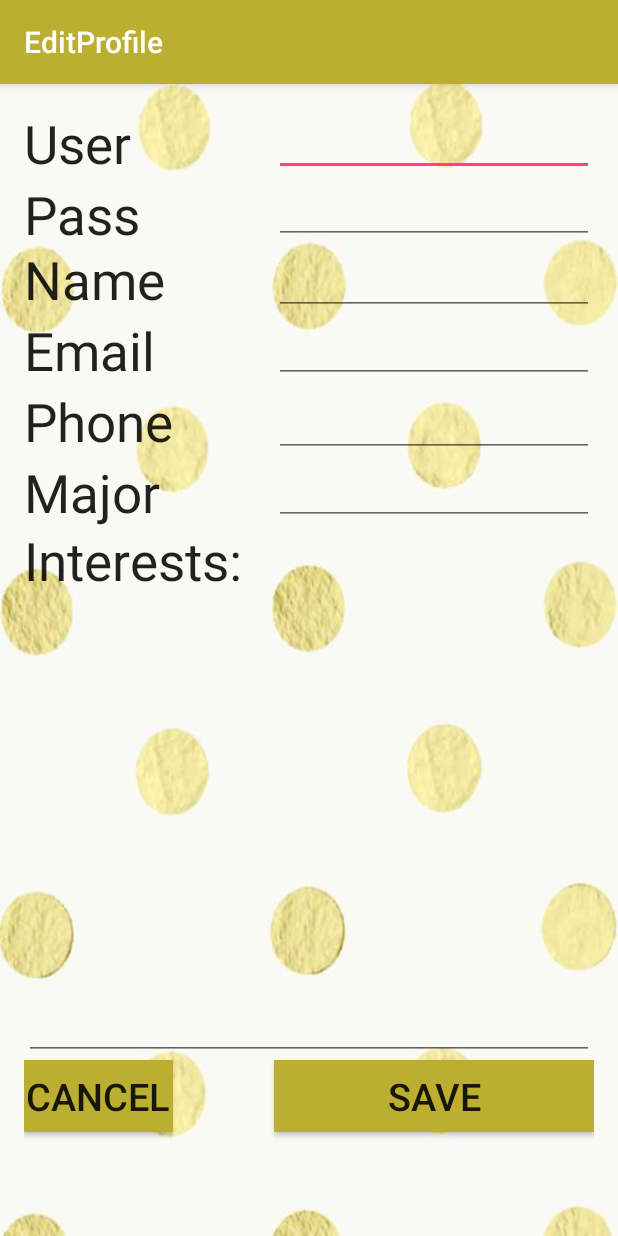
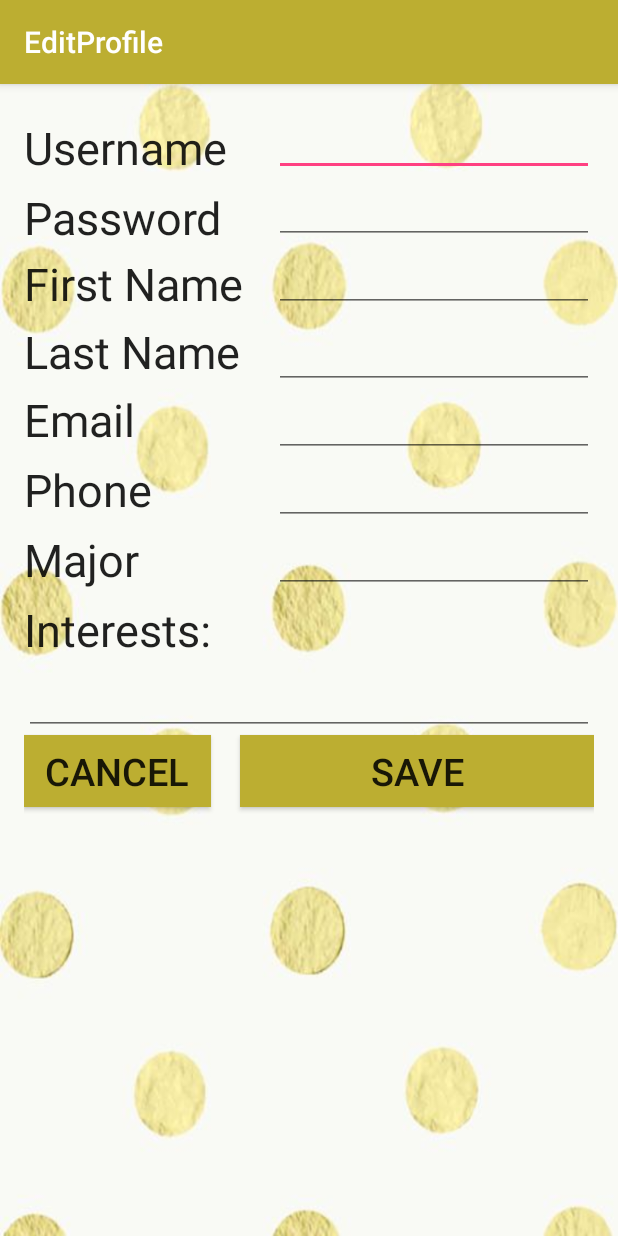
Before and after one commit to PolkaDot/PolkaDotMovies, an Android app: the EditProfile screen opened directly, with no data from a screen before it, on a phone screen of 412 x 824 dp. Run offline under Robolectric (Android 15) with nearby library versions, the phone set to English and light mode, and no system bars; 8 statements that could not run were skipped.

Commit message:
changed register to include first and last name, restriction for email changed edit profile to include first and last name, restriction for email

```diff
--- a/app/src/main/java/com/polka/pdm/EditProfile.java
+++ b/app/src/main/java/com/polka/pdm/EditProfile.java
@@ -21,7 +21,8 @@ import android.widget.Toast;
 
      EditText username;
      EditText pass;
-     EditText name;
+     EditText firstname;
+     EditText lastname;
      EditText email;
      EditText major;
      EditText phone;
@@ -46,12 +47,15 @@ import android.widget.Toast;
         } else {
             user = savedInstanceState.getParcelable("user");
         }
-        Toast.makeText(this, user.toString(), Toast.LENGTH_SHORT).show();
+        if (user!=null) {
+            Toast.makeText(this, user.toString(), Toast.LENGTH_SHORT).show();
+        }
 
         // get edit text fields
         username = (EditText)findViewById(R.id.UserTextField); //TODO: DECIDE WHETHER USER CAN CHANGE USERNAME
         pass = (EditText)findViewById(R.id.PassTextField);
-        name = (EditText)findViewById(R.id.NameTextField);
+        firstname = (EditText)findViewById(R.id.FirstNameTextField);
+        lastname = (EditText)findViewById(R.id.LastNameTextField);
         email = (EditText)findViewById(R.id.EmailTextField);
         major = (EditText)findViewById(R.id.MajorTextField);
         phone = (EditText)findViewById(R.id.PhoneTextField);
@@ -60,7 +64,8 @@ import android.widget.Toast;
         // Set all the text fields with user data
         username.setText(user.username);
         pass.setText(user.password);
-        name.setText(user.firstName);
+        firstname.setText(user.firstName);
+        lastname.setText(user.lastName);
         email.setText(user.email);
         major.setText(user.major);
         phone.setText(user.phone);
@@ -78,15 +83,21 @@ import android.widget.Toast;
 
         String aUsername = username.getText().toString();
         String aPassword = pass.getText().toString();
-        String aName = name.getText().toString();
+        String aFirstName = firstname.getText().toString();
+        String aLastName = lastname.getText().toString();
         String aEmail = email.getText().toString();
         String aPhone = phone.getText().toString();
         String aMajor = major.getText().toString();
         String aInterest = interests.getText().toString();
 
 
-        if (aUsername.length() == 0 || aPassword.length() == 0 || aEmail.length() == 0 || aPassword.length() == 0) {
-            Toast.makeText(this, "All fields must be filled!", Toast.LENGTH_SHORT).show();
+        if (aFirstName.length() == 0 || aLastName.length() == 0 || aUsername.length() == 0 || aEmail.length() == 0 || aPassword.length() == 0) {
+            Toast.makeText(this, "First Name, Last Name, Username, Password, and Email must all be filled!", Toast.LENGTH_SHORT).show();
+            return;
+        }
+
+        if (!aEmail.contains("@")) {
+            Toast.makeText(this, "Must have valid email", Toast.LENGTH_SHORT).show();
             return;
         }
 
@@ -102,7 +113,7 @@ import android.widget.Toast;
 
         // insert updated user info into database TODO: Check if user is already in database
         repo.updateProfile(user.username, username.getText().toString(), pass.getText().toString(),
-                name.getText().toString(), email.getText().toString(), phone.getText().toString(),
+                firstname.getText().toString(),lastname.getText().toString(), email.getText().toString(), phone.getText().toString(),
                 major.getText().toString(), interests.getText().toString());
         // update current User instance (I believe this is unchanged at this point)
         user = repo.getUserByUsername(user.username);
--- a/app/src/main/java/com/polka/pdm/RegistrationPage.java
+++ b/app/src/main/java/com/polka/pdm/RegistrationPage.java
@@ -12,7 +12,7 @@ import android.widget.Toast;
 public class RegistrationPage extends AppCompatActivity {
 
     EditText editTextFirstName;
-    // EditText editTextLastName; TODO: add this into registration page
+    EditText editTextLastName;
     EditText editTextUserName;
     EditText editTextEmail;
     EditText editTextPassword;
@@ -27,6 +27,7 @@ public class RegistrationPage extends AppCompatActivity {
 
         // Get EditText fields
         editTextFirstName = (EditText) findViewById(R.id.editTextFirstName);
+        editTextLastName = (EditText) findViewById(R.id.editTextLastName);
         editTextUserName = (EditText) findViewById(R.id.editTextUserName);
         editTextEmail = (EditText) findViewById(R.id.editTextEmail);
         editTextPassword = (EditText) findViewById(R.id.editTextPassword);
@@ -59,12 +60,18 @@ public class RegistrationPage extends AppCompatActivity {
         Log.d("Register", "Register Button Pressed");
 
         String aFirstName = editTextFirstName.getText().toString();
+        String aLastName = editTextLastName.getText().toString();
         String aUsername = editTextUserName.getText().toString();
         String aEmail = editTextEmail.getText().toString();
         String aPassword = editTextPassword.getText().toString();
 
-        if (aFirstName.length() == 0 || aUsername.length() == 0 || aEmail.length() == 0 || aPassword.length() == 0) {
-            Toast.makeText(this, "Name, username, password, and email must all be filled!", Toast.LENGTH_SHORT).show();
+        if (aFirstName.length() == 0 || aLastName.length() == 0 || aUsername.length() == 0 || aEmail.length() == 0 || aPassword.length() == 0) {
+            Toast.makeText(this, "First Name, Last Name, Username, Password, and Email must all be filled!", Toast.LENGTH_SHORT).show();
+            return;
+        }
+
+        if (!aEmail.contains("@")) {
+            Toast.makeText(this, "Must have valid email", Toast.LENGTH_SHORT).show();
             return;
         }
 
@@ -73,6 +80,7 @@ public class RegistrationPage extends AppCompatActivity {
         User user = new User();
 
         user.firstName = aFirstName;
+        user.lastName = aLastName;
         user.username = aUsername;
         user.email = aEmail;
         user.password = aPassword;
--- a/app/src/main/java/com/polka/pdm/UserRepo.java
+++ b/app/src/main/java/com/polka/pdm/UserRepo.java
@@ -86,11 +86,12 @@ public class UserRepo {
         return user;
     }
 
-    public void updateProfile(String user, String newuser, String pass, String name, String email, String phone, String major, String interests) {
+    public void updateProfile(String user, String newuser, String pass, String firstname, String lastname, String email, String phone, String major, String interests) {
         // TODO: not sure about efficiency writing to databases many times
         setUsername(user, newuser);
         setPass(user, pass);
-        setName(user, name);
+        setFirstName(user, firstname);
+        setLastName(user,lastname);
         setEmail(user, email);
         setPhone(user, phone);
         setMajor(user, major);
@@ -113,13 +114,29 @@ public class UserRepo {
         db.close();
     }
 
-    public void setName(String user, String name) {
+    public void setFirstName(String user, String name) {
 
         // open connection to write data
         SQLiteDatabase db = dbHelper.getWritableDatabase();
 
         ContentValues values = new ContentValues();
         values.put(User.KEY_firstName, name);
+        // creates where and where arguments
+        String where = User.KEY_username + " = ?";
+        String[] whereArgs = {user};
+
+        // update
+        int numberRowsUpdated = db.update(User.TABLE, values, where, whereArgs);
+        db.close();
+    }
+
+    public void setLastName(String user, String name) {
+
+        // open connection to write data
+        SQLiteDatabase db = dbHelper.getWritableDatabase();
+
+        ContentValues values = new ContentValues();
+        values.put(User.KEY_lastName, name);
         // creates where and where arguments
         String where = User.KEY_username + " = ?";
         String[] whereArgs = {user};
--- a/app/src/main/res/layout/content_edit_profile.xml
+++ b/app/src/main/res/layout/content_edit_profile.xml
@@ -17,9 +17,85 @@
         android:layout_width="wrap_content"
         android:layout_height="wrap_content"
         android:id="@+id/UserTextField"
+        android:ems="10"
         android:layout_alignParentTop="true"
         android:layout_alignParentEnd="true"
-        android:layout_alignStart="@+id/NameTextField" />
+        android:layout_alignStart="@+id/FirstNameTextField"
+        android:textAlignment="viewEnd" />
+    <TextView
+        android:layout_width="wrap_content"
+        android:layout_height="wrap_content"
+        android:textAppearance="?android:attr/textAppearanceLarge"
+        android:text="Username"
+        android:id="@+id/UserNameLabel"
+        android:layout_alignParentTop="true"
+        android:layout_alignParentStart="true"
+        android:textSize="30dp"
+        android:layout_marginTop="6dp"/>
+
+    <TextView
+        android:layout_width="wrap_content"
+        android:layout_height="wrap_content"
+        android:textAppearance="?android:attr/textAppearanceLarge"
+        android:text="Password"
+        android:id="@+id/PasswordLabel"
+        android:textSize="30dp"
+        android:gravity="left"
+        android:layout_below="@+id/UserNameLabel"
+        android:layout_alignParentStart="true"
+        android:password="false"
+        android:layout_marginTop="6dp" />
+    <EditText
+        android:layout_width="wrap_content"
+        android:layout_height="wrap_content"
+        android:inputType="textPassword"
+        android:ems="10"
+        android:id="@+id/PassTextField"
+        android:layout_below="@+id/UserTextField"
+        android:layout_alignParentEnd="true"
+        android:textAlignment="viewEnd" />
+
+    <TextView
+        android:layout_width="wrap_content"
+        android:layout_height="wrap_content"
+        android:textAppearance="?android:attr/textAppearanceLarge"
+        android:text="First Name"
+        android:id="@+id/FirstNameLabel"
+        android:textSize="30dp"
+        android:layout_gravity="left"
+        android:layout_below="@+id/PassTextField"
+        android:layout_marginTop="6dp"
+        android:layout_alignParentStart="true" />
+    <EditText
+        android:layout_width="wrap_content"
+        android:layout_height="wrap_content"
+        android:inputType="textPersonName"
+        android:ems="10"
+        android:id="@+id/FirstNameTextField"
+        android:layout_below="@+id/PassTextField"
+        android:layout_alignParentEnd="true"
+        android:textAlignment="viewEnd" />
+
+    <TextView
+        android:layout_width="wrap_content"
+        android:layout_height="wrap_content"
+        android:textAppearance="?android:attr/textAppearanceLarge"
+        android:text="Last Name"
+        android:id="@+id/LastNameLabel"
+        android:textSize="30dp"
+        android:layout_gravity="left"
+        android:layout_marginTop="6dp"
+        android:layout_below="@+id/FirstNameTextField"
+        android:layout_alignParentStart="true" />
+    <EditText
+        android:layout_width="wrap_content"
+        android:layout_height="wrap_content"
+        android:inputType="textPersonName"
+        android:ems="10"
+        android:id="@+id/LastNameTextField"
+        android:layout_alignTop="@+id/LastNameLabel"
+        android:layout_alignParentEnd="true"
+        android:textAlignment="viewEnd" />
 
     <TextView
         android:layout_width="wrap_content"
@@ -27,51 +103,20 @@
         android:textAppearance="?android:attr/textAppearanceLarge"
         android:text="Email"
         android:id="@+id/emailLabel"
-        android:textSize="35dp"
+        android:textSize="30dp"
         android:layout_gravity="left"
-        android:layout_below="@+id/NameTextField"
+        android:layout_below="@+id/LastNameTextField"
         android:layout_alignParentStart="true" />
-
     <EditText
         android:layout_width="wrap_content"
         android:layout_height="wrap_content"
         android:inputType="textEmailAddress"
         android:ems="10"
         android:id="@+id/EmailTextField"
-        android:layout_alignTop="@+id/emailLabel"
+        android:layout_below="@+id/LastNameTextField"
         android:layout_alignParentEnd="true"
-        android:layout_gravity="right" />
-
-    <TextView
-        android:layout_width="wrap_content"
-        android:layout_height="wrap_content"
-        android:textAppearance="?android:attr/textAppearanceLarge"
-        android:text="Name"
-        android:id="@+id/NameLabel"
-        android:textSize="35dp"
-        android:layout_gravity="left|top"
-        android:layout_below="@+id/PassTextField"
-        android:layout_alignParentStart="true" />
-
-    <EditText
-        android:layout_width="wrap_content"
-        android:layout_height="wrap_content"
-        android:inputType="textPersonName"
-        android:ems="10"
-        android:id="@+id/NameTextField"
-        android:layout_gravity="right|top"
-        android:layout_alignBottom="@+id/NameLabel"
-        android:layout_alignParentEnd="true" />
-
-    <EditText
-        android:layout_width="wrap_content"
-        android:layout_height="wrap_content"
-        android:inputType="phone"
-        android:ems="10"
-        android:id="@+id/PhoneTextField"
-        android:layout_alignBottom="@+id/phoneLabel"
-        android:layout_alignParentEnd="true"
-        android:layout_gravity="right" />
+        android:layout_gravity="right"
+        android:textAlignment="viewEnd" />
 
     <TextView
         android:layout_width="wrap_content"
@@ -79,25 +124,21 @@
         android:textAppearance="?android:attr/textAppearanceLarge"
         android:text="Phone"
         android:id="@+id/phoneLabel"
-        android:textSize="35dp"
+        android:textSize="30dp"
         android:layout_gravity="left"
+        android:layout_marginTop="6dp"
         android:layout_below="@+id/emailLabel"
         android:layout_alignParentStart="true" />
-
-    <Button
+    <EditText
         android:layout_width="wrap_content"
         android:layout_height="wrap_content"
-        android:text="Save"
-        android:id="@+id/Save"
-        android:background="#bcae31"
-        android:layout_marginBottom="53dp"
-        android:layout_alignParentBottom="true"
-        android:clickable="true"
-        android:onClick="onSavePress"
-        android:layout_alignEnd="@+id/InterestsLabel"
-        android:layout_toEndOf="@+id/cancelButton"
-        android:layout_alignStart="@+id/MajorTextField"
-        android:textSize="25dp" />
+        android:inputType="phone"
+        android:ems="10"
+        android:id="@+id/PhoneTextField"
+        android:layout_below="@+id/EmailTextField"
+        android:layout_alignParentEnd="true"
+        android:layout_gravity="right"
+        android:textAlignment="viewEnd" />
 
     <TextView
         android:layout_width="wrap_content"
@@ -106,19 +147,22 @@
         android:text="Major"
         android:id="@+id/MajorLabel"
         android:clickable="false"
-        android:textSize="35dp"
+        android:textSize="30dp"
         android:layout_gravity="right"
+        android:layout_marginTop="6dp"
         android:layout_below="@+id/phoneLabel"
         android:layout_alignParentStart="true" />
-
     <EditText
         android:layout_width="wrap_content"
         android:layout_height="wrap_content"
         android:id="@+id/MajorTextField"
-        android:layout_alignTop="@+id/MajorLabel"
+        android:ems="10"
+        android:layout_below="@+id/PhoneTextField"
         android:layout_alignParentEnd="true"
-        android:layout_alignStart="@+id/PhoneTextField"
-        android:layout_gravity="right" />
+        android:layout_gravity="right"
+        android:textAlignment="viewEnd" />
+
+
 
     <TextView
         android:layout_width="wrap_content"
@@ -126,11 +170,11 @@
         android:textAppearance="?android:attr/textAppearanceLarge"
         android:text="Interests:"
         android:id="@+id/InterestLabel"
-        android:textSize="35dp"
+        android:textSize="30dp"
         android:layout_gravity="right"
-        android:layout_below="@+id/MajorTextField"
+        android:layout_below="@+id/MajorLabel"
+        android:layout_marginTop="6dp"
         android:layout_alignParentStart="true" />
-
     <EditText
         android:layout_width="wrap_content"
         android:layout_height="wrap_content"
@@ -138,41 +182,26 @@
         android:ems="10"
         android:id="@+id/InterestsLabel"
         android:layout_gravity="left"
-        android:height="100dp"
+        android:height="50dp"
         android:layout_alignParentEnd="true"
         android:layout_alignParentStart="true"
-        android:layout_below="@+id/InterestLabel"
-        android:layout_above="@+id/Save" />
+        android:layout_below="@+id/InterestLabel" />
 
-    <TextView
+
+    <Button
         android:layout_width="wrap_content"
         android:layout_height="wrap_content"
-        android:textAppearance="?android:attr/textAppearanceLarge"
-        android:text="User"
-        android:id="@+id/UserNameLabel"
-        android:layout_alignParentTop="true"
-        android:layout_alignParentStart="true"
-        android:textSize="35dp" />
+        android:text="Save"
+        android:id="@+id/Save"
+        android:background="#bcae31"
+        android:clickable="true"
+        android:onClick="onSavePress"
+        android:textSize="25dp"
+        android:layout_below="@+id/InterestsLabel"
+        android:layout_alignEnd="@+id/InterestsLabel"
+        android:layout_toEndOf="@+id/LastNameLabel" />
 
-    <TextView
-        android:layout_width="wrap_content"
-        android:layout_height="wrap_content"
-        android:textAppearance="?android:attr/textAppearanceLarge"
-        android:text="Pass"
-        android:id="@+id/PasswordLabel"
-        android:layout_below="@+id/UserNameLabel"
-        android:layout_alignParentStart="true"
-        android:textSize="35dp"
-        android:password="false" />
 
-    <EditText
-        android:layout_width="wrap_content"
-        android:layout_height="wrap_content"
-        android:inputType="textPassword"
-        android:ems="10"
-        android:id="@+id/PassTextField"
-        android:layout_below="@+id/UserTextField"
-        android:layout_alignParentEnd="true" />
 
     <Button
         android:layout_width="wrap_content"
@@ -185,6 +214,6 @@
         android:clickable="true"
         android:layout_toStartOf="@+id/MajorTextField"
         android:background="#bcae31"
-        android:layout_alignEnd="@+id/phoneLabel"
-        android:textSize="25dp" />
+        android:textSize="25dp"
+        android:layout_alignEnd="@+id/InterestLabel" />
 </RelativeLayout>
--- a/app/src/main/res/layout/content_registration_page.xml
+++ b/app/src/main/res/layout/content_registration_page.xml
@@ -32,9 +32,20 @@
         android:id="@+id/editTextFirstName"
         android:layout_below="@+id/registrationTitle"
         android:layout_alignParentEnd="true"
-        android:layout_marginTop="53dp"
+        android:layout_marginTop="35dp"
         android:layout_alignParentStart="true"
-        android:hint="Full Name" />
+        android:hint="First Name" />
+
+    <EditText
+        android:layout_width="wrap_content"
+        android:layout_height="wrap_content"
+        android:inputType="textPersonName"
+        android:ems="10"
+        android:id="@+id/editTextLastName"
+        android:layout_below="@+id/editTextFirstName"
+        android:layout_alignParentEnd="true"
+        android:layout_alignParentStart="true"
+        android:hint="Last Name" />
 
     <EditText
         android:layout_width="match_parent"
@@ -42,9 +53,9 @@
         android:inputType="textPersonName"
         android:ems="10"
         android:id="@+id/editTextUserName"
-        android:layout_below="@+id/editTextFirstName"
+        android:layout_below="@+id/editTextLastName"
         android:layout_alignStart="@+id/editTextFirstName"
-        android:hint="User Name" />
+        android:hint="Username" />
 
     <EditText
         android:layout_width="match_parent"
```
